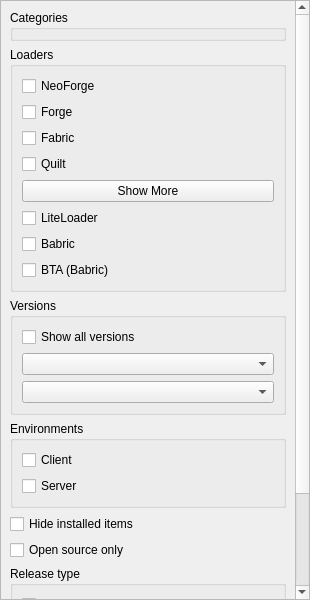
This is launcher/ui/widgets/ModFilterWidget.ui in FreesmTeam/FreesmLauncher as Qt 5 draws it before an edit. The edited form follows.
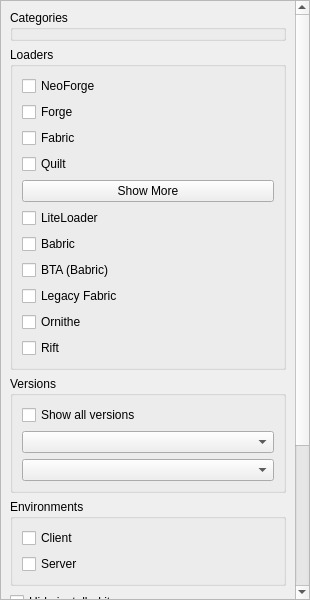
This is the edited form. Custom widgets are drawn as their Qt base class.

Commit message: Add Ornithe, LegacyFabric and Rift mod loader filters

Diff of the .ui file:
```diff
--- a/launcher/ui/widgets/ModFilterWidget.ui
+++ b/launcher/ui/widgets/ModFilterWidget.ui
@@ -167,6 +167,27 @@
                </property>
               </widget>
              </item>
+             <item>
+              <widget class="QCheckBox" name="legacyFabric">
+               <property name="text">
+                <string>Legacy Fabric</string>
+               </property>
+              </widget>
+             </item>
+             <item>
+              <widget class="QCheckBox" name="ornithe">
+               <property name="text">
+                <string>Ornithe</string>
+               </property>
+              </widget>
+             </item>
+             <item>
+              <widget class="QCheckBox" name="rift">
+               <property name="text">
+                <string>Rift</string>
+               </property>
+              </widget>
+             </item>
             </layout>
            </widget>
           </item>
```
The commit also changes 6 other files.
